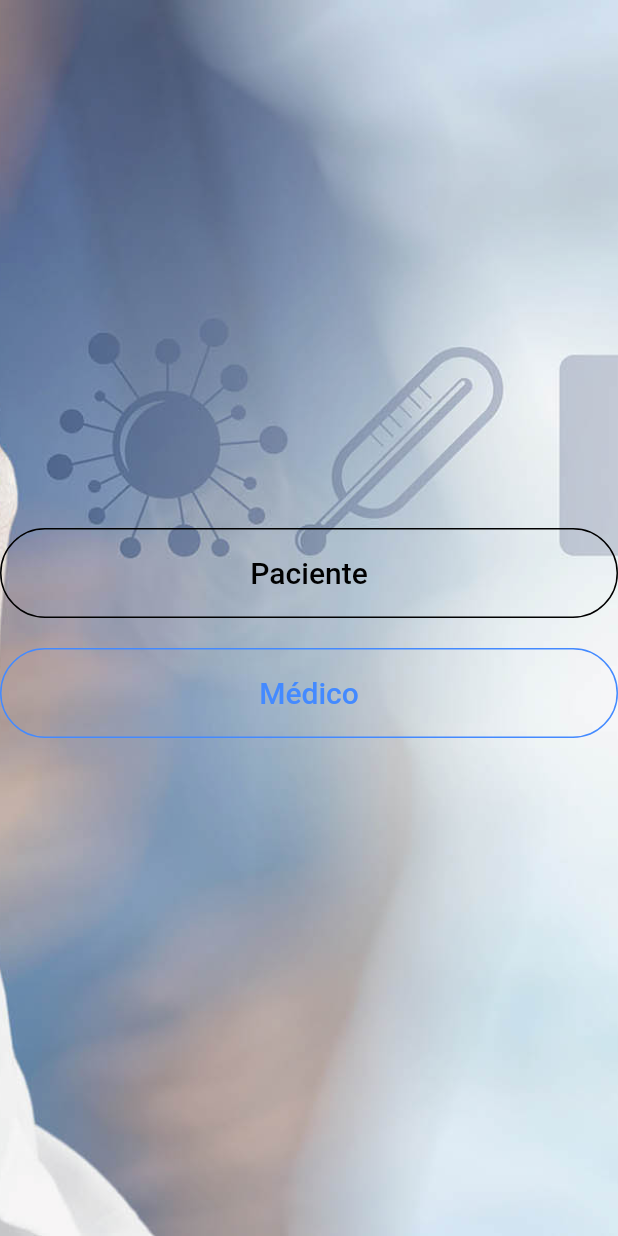
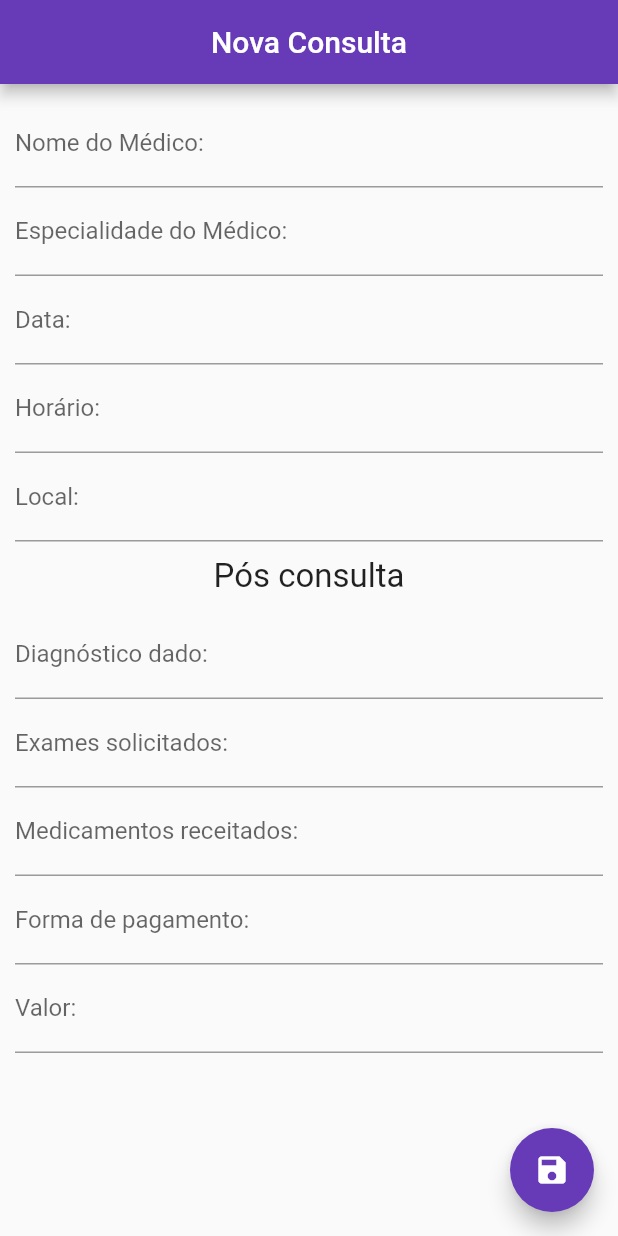
Before and after one commit to PauloHenrique81/MyHealth, a Flutter app: the screen it shows after launch, on a phone screen of 412 x 824 dp. Run offline on Flutter 3.47's test engine with Material 2 defaults, Android fonts, the phone set to English and light mode, and no system bars; our stand-ins replace cloud_firestore, firebase_auth, font_awesome_flutter, google_sign_in; accounts and stored records are empty; Roboto replaces fonts that are missing (SFUIDisplay); project files that could hold a hidden picture were left out.

Commit message:
Implementação da database

```diff
--- /dev/null
+++ b/lib/Screens/Consulta/EdicaoDeConsulta.dart
@@ -0,0 +1,168 @@
+import 'dart:ffi';
+
+import 'package:flutter/material.dart';
+import 'package:myhealth/class/Consulta.dart';
+
+class EdicaoDeConsulta extends StatefulWidget {
+  final Consulta consulta;
+  EdicaoDeConsulta({this.consulta});
+
+  @override
+  _EdicaoDeConsultaState createState() => _EdicaoDeConsultaState();
+}
+
+class _EdicaoDeConsultaState extends State<EdicaoDeConsulta> {
+  Consulta _consultaEdicao;
+  bool _userEdited = false;
+  bool _novaConsulta = false;
+
+  final _nomeMedicoController = TextEditingController();
+  final _especialidadeController = TextEditingController();
+  final _dataController = TextEditingController();
+  final _horaController = TextEditingController();
+  final _localController = TextEditingController();
+  final _diagnosticoController = TextEditingController();
+  final _examesController = TextEditingController();
+  final _medicamentosController = TextEditingController();
+  final _formaDePagamentoController = TextEditingController();
+  final _valorController = TextEditingController();
+
+  @override
+  void initState() {
+    super.initState();
+
+    if (widget.consulta == null) {
+      _consultaEdicao = Consulta();
+      _novaConsulta = true;
+    } else {
+      _consultaEdicao = widget.consulta;
+      _nomeMedicoController.text = _consultaEdicao.nomeDoMedico;
+      _especialidadeController.text = _consultaEdicao.especialidade;
+      _dataController.text = _consultaEdicao.data;
+      _horaController.text = _consultaEdicao.horario;
+      _localController.text = _consultaEdicao.local;
+      _diagnosticoController.text = _consultaEdicao.diagnostico;
+      _examesController.text = _consultaEdicao.exames;
+      _medicamentosController.text = _consultaEdicao.medicamentos;
+      _formaDePagamentoController.text = _consultaEdicao.formaDePagamento;
+      _valorController.text = _consultaEdicao.valor.toString();
+    }
+  }
+
+  @override
+  Widget build(BuildContext context) {
+    return Scaffold(
+      appBar: AppBar(
+        backgroundColor: Colors.deepPurple,
+        title: Text(_consultaEdicao.nomeDoMedico ?? "Nova Consulta"),
+        centerTitle: true,
+      ),
+      floatingActionButton: FloatingActionButton(
+        onPressed: () {},
+        child: Icon(Icons.save),
+        backgroundColor: Colors.deepPurple,
+      ),
+      body: SingleChildScrollView(
+        padding: EdgeInsets.all(10.0),
+        child: Column(
+          children: <Widget>[
+            TextField(
+              controller: _nomeMedicoController,
+              decoration: InputDecoration(labelText: "Nome do Médico:"),
+              onChanged: (text) {
+                _userEdited = true;
+                setState(() {
+                  _consultaEdicao.nomeDoMedico = text;
+                });
+              },
+            ),
+            TextField(
+              controller: _especialidadeController,
+              decoration:
+                  InputDecoration(labelText: "Especialidade do Médico:"),
+              onChanged: (text) {
+                _userEdited = true;
+                _consultaEdicao.especialidade = text;
+              },
+            ),
+            TextField(
+              controller: _dataController,
+              decoration: InputDecoration(labelText: "Data:"),
+              onChanged: (text) {
+                _userEdited = true;
+                _consultaEdicao.data = text;
+              },
+              keyboardType: TextInputType.datetime,
+            ),
+            TextField(
+              controller: _horaController,
+              decoration: InputDecoration(labelText: "Horário:"),
+              onChanged: (text) {
+                _userEdited = true;
+                _consultaEdicao.horario = text;
+              },
+              keyboardType: TextInputType.datetime,
+            ),
+            TextField(
+              controller: _localController,
+              decoration: InputDecoration(labelText: "Local:"),
+              onChanged: (text) {
+                _userEdited = true;
+                _consultaEdicao.local = text;
+              },
+            ),
+            Padding(
+              padding: EdgeInsets.only(top: 10.0, bottom: 10.0),
+              child: Text(
+                "Pós consulta",
+                style: TextStyle(fontSize: 22.0),
+              ),
+            ),
+            TextField(
+              controller: _diagnosticoController,
+              decoration: InputDecoration(labelText: "Diagnóstico dado:"),
+              onChanged: (text) {
+                _userEdited = true;
+                _consultaEdicao.diagnostico = text;
+              },
+            ),
+            TextField(
+              controller: _examesController,
+              decoration: InputDecoration(labelText: "Exames solicitados:"),
+              onChanged: (text) {
+                _userEdited = true;
+                _consultaEdicao.exames = text;
+              },
+            ),
+            TextField(
+              controller: _medicamentosController,
+              decoration:
+                  InputDecoration(labelText: "Medicamentos receitados:"),
+              onChanged: (text) {
+                _userEdited = true;
+                _consultaEdicao.medicamentos = text;
+              },
+            ),
+            TextField(
+              controller: _formaDePagamentoController,
+              decoration: InputDecoration(labelText: "Forma de pagamento:"),
+              onChanged: (text) {
+                _userEdited = true;
+                _consultaEdicao.formaDePagamento = text;
+              },
+            ),
+            TextField(
+              controller: _valorController,
+              decoration: InputDecoration(labelText: "Valor:"),
+              onChanged: (text) {
+                _userEdited = true;
+                _consultaEdicao.valor = double.parse(text);
+              },
+              keyboardType: TextInputType.number,
+            ),
+          ],
+        ),
+      ),
+    );
+  }
+}
--- a/lib/class/Consulta.dart
+++ b/lib/class/Consulta.dart
@@ -1,7 +1,7 @@
-import 'dart:ffi';
-
 class Consulta {
+  String idUser;
   String nomeDoMedico;
+  String especialidade;
   String data;
   String horario;
   String local;
@@ -9,6 +9,20 @@ class Consulta {
   String exames;
   String medicamentos;
   String formaDePagamento;
-  Float valor;
+  double valor;
   String status;
+
+  Consulta(
+      {this.idUser,
+      this.nomeDoMedico,
+      this.especialidade,
+      this.data,
+      this.horario,
+      this.local,
+      this.diagnostico,
+      this.exames,
+      this.medicamentos,
+      this.formaDePagamento,
+      this.valor,
+      this.status});
 }
--- /dev/null
+++ b/lib/class/database.dart
@@ -0,0 +1,54 @@
+import 'package:cloud_firestore/cloud_firestore.dart';
+import 'package:myhealth/class/Consulta.dart';
+
+class DatabaseService {
+  final String uid;
+  DatabaseService({this.uid});
+
+  final CollectionReference consultaCollection =
+      Firestore.instance.collection("consultas");
+
+  // RETORNA UMA LISTA DE CONSULTAS
+  List<Consulta> _consultaListFromSnapshot(QuerySnapshot snapshot) {
+    return snapshot.documents.map((doc) {
+      return Consulta(
+        idUser: doc.data['idUser'] ?? '',
+        nomeDoMedico: doc.data['nomeDoMedico'] ?? '',
+        especialidade: doc.data['especialidade'] ?? '',
+        data: doc.data['data'] ?? '',
+        horario: doc.data['horario'] ?? '',
+        local: doc.data['local'] ?? '',
+        diagnostico: doc.data['diagnostico'] ?? '',
+        exames: doc.data['exames'] ?? '',
+        medicamentos: doc.data['medicamentos'] ?? '',
+        formaDePagamento: doc.data['formaDePagamento'] ?? '',
+        valor: doc.data['valor'] ?? 0,
+        status: doc.data['status'] ?? 0,
+      );
+    }).toList();
+  }
+
+
+  void _cadastraConsulta(String idUser, String nomeDoMedico, String data, String horario, String local, {String especialidade} ){
+    consultaCollection.document().setData((){
+        'idUser': idUser ,
+        'nomeDoMedico'
+        'especialidade'
+        'data'
+        'horario'
+        'local'
+        'diagnostico'
+        'exames'
+        'medicamentos'
+        'formaDePagamento'
+        'valor'
+        'status'
+    });
+  }
+
+
+
+  Stream<List<Consulta>> get consultas {
+    return consultaCollection.snapshots().map(_consultaListFromSnapshot);
+  }
+}
--- a/lib/main.dart
+++ b/lib/main.dart
@@ -8,8 +8,9 @@ class MyApp extends StatelessWidget {
   Widget build(BuildContext context) {
     return MaterialApp(
       title: 'MyHealth',
-      initialRoute: 'PreLogin',
+      initialRoute: 'EdicaoDeConsulta',
       onGenerateRoute: RouteGenarator.genareteRoute,
+      debugShowCheckedModeBanner: false,
     );
   }
 }
--- a/lib/route_genarator.dart
+++ b/lib/route_genarator.dart
@@ -1,4 +1,5 @@
 import 'package:flutter/material.dart';
+import 'package:myhealth/Screens/Consulta/EdicaoDeConsulta.dart';
 import 'package:myhealth/Screens/Consulta/ListagemDeConsultas.dart';
 import 'package:myhealth/Screens/HomePage.dart';
 import 'package:myhealth/Screens/PreLogin.dart';
@@ -21,6 +22,8 @@ class RouteGenarator {
         return MaterialPageRoute(builder: (_) => PreLogin());
       case 'ListagemDeConsultas':
         return MaterialPageRoute(builder: (_) => ListagemDeConsultas());
+      case 'EdicaoDeConsulta':
+        return MaterialPageRoute(builder: (_) => EdicaoDeConsulta());
       case 'HomePage':
         //Validation of correct data type
         if (args is UserDetails) {
```
Also changed, not shown: lib/Screens/Consulta/ListagemDeConsultas.dart (+31 -0 lines).
